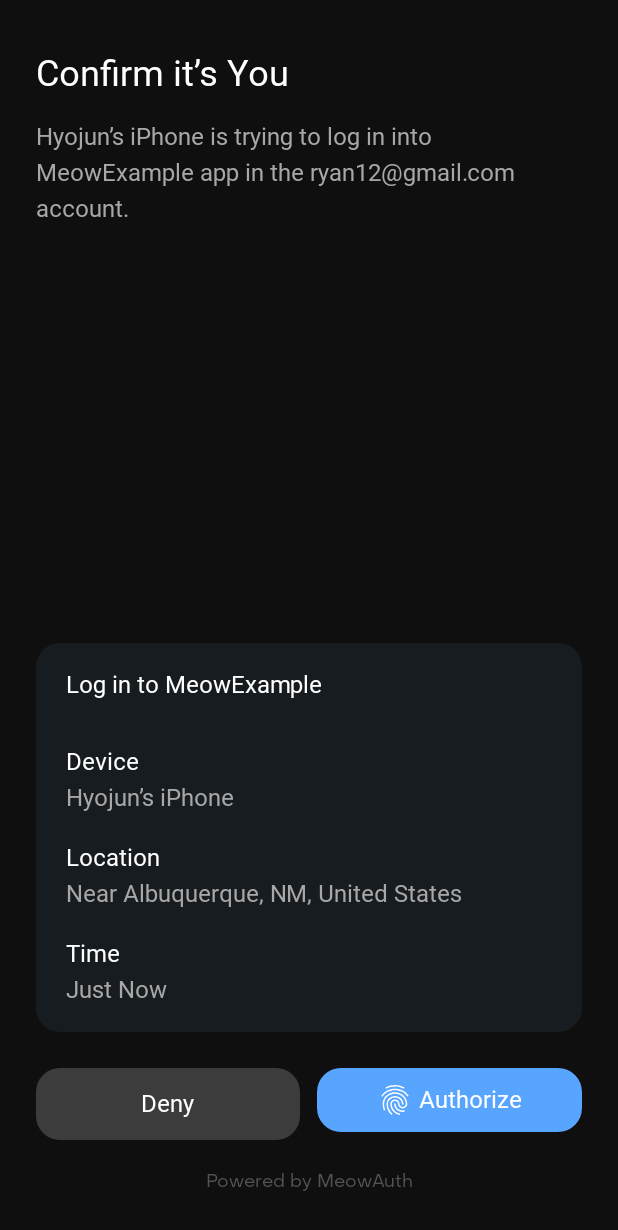
After one commit to meowauth/android-sdk, an Android app built with Jetpack Compose: the TFALoginActivity screen opened directly, with no data from a screen before it, on a phone screen of 412 x 824 dp. The commit adds this screen. Shown: the top 1230 px of the screen. Run offline under Robolectric (Android 15) with nearby library versions, the phone set to English and light mode, and no system bars; Roboto replaces fonts that are not available here.

Commit message:
feat: add 2fa confirm screen

```diff
--- a/app/src/main/AndroidManifest.xml
+++ b/app/src/main/AndroidManifest.xml
@@ -2,7 +2,7 @@
 <manifest xmlns:android="http://schemas.android.com/apk/res/android"
           xmlns:tools="http://schemas.android.com/tools">
 
-    <uses-permission android:name="android.permission.INTERNET" />
+    <uses-permission android:name="android.permission.INTERNET"/>
 
     <application
             android:allowBackup="true"
@@ -31,6 +31,8 @@
         </activity>
 
         <activity android:name=".MainActivity"/>
+        <activity android:name=".TFATransactionActivity"/>
+        <activity android:name=".TFALoginActivity"/>
     </application>
 
 </manifest>
--- /dev/null
+++ b/app/src/main/java/io/meowauth/sampleapp/TFALoginActivity.kt
@@ -0,0 +1,207 @@
+package io.meowauth.sampleapp
+
+import android.os.Bundle
+import android.view.WindowManager
+import androidx.activity.ComponentActivity
+import androidx.activity.compose.setContent
+import androidx.compose.foundation.background
+import androidx.compose.foundation.layout.Arrangement
+import androidx.compose.foundation.layout.Column
+import androidx.compose.foundation.layout.PaddingValues
+import androidx.compose.foundation.layout.Row
+import androidx.compose.foundation.layout.Spacer
+import androidx.compose.foundation.layout.fillMaxSize
+import androidx.compose.foundation.layout.fillMaxWidth
+import androidx.compose.foundation.layout.navigationBarsPadding
+import androidx.compose.foundation.layout.padding
+import androidx.compose.foundation.layout.size
+import androidx.compose.foundation.layout.statusBarsPadding
+import androidx.compose.foundation.shape.RoundedCornerShape
+import androidx.compose.material.Icon
+import androidx.compose.material.Surface
+import androidx.compose.material.Text
+import androidx.compose.runtime.remember
+import androidx.compose.ui.Modifier
+import androidx.compose.ui.draw.clip
+import androidx.compose.ui.graphics.Color
+import androidx.compose.ui.res.painterResource
+import androidx.compose.ui.text.font.FontWeight
+import androidx.compose.ui.text.style.TextAlign
+import androidx.compose.ui.unit.dp
+import androidx.compose.ui.unit.sp
+import androidx.core.view.WindowCompat
+import io.meowauth.sampleapp.ui.RandomImageUrlGenerator
+import io.meowauth.sampleapp.ui.components.MeowButton
+import io.meowauth.sampleapp.ui.theme.MeowAuthSampleTheme
+import io.meowauth.sampleapp.ui.theme.PPObjectSans
+import io.meowauth.sampleapp.ui.theme.PretendardFont
+
+class TFALoginActivity : ComponentActivity() {
+
+    override fun onCreate(savedInstanceState: Bundle?) {
+        super.onCreate(savedInstanceState)
+
+        WindowCompat.setDecorFitsSystemWindows(window, false)
+        window.setFlags(
+            WindowManager.LayoutParams.FLAG_LAYOUT_NO_LIMITS,
+            WindowManager.LayoutParams.FLAG_LAYOUT_NO_LIMITS
+        )
+        setContent {
+            MeowAuthSampleTheme {
+                val confirmImage = remember {
+                    RandomImageUrlGenerator.getRandomImageUrl()
+                }
+                val confirmProfile = remember {
+                    RandomImageUrlGenerator.getRandomImageUrl()
+                }
+
+                Surface(
+                    modifier = Modifier
+                        .fillMaxSize(),
+                    color = Color(0xFF0F0F0F),
+                ) {
+                    Column(
+                        modifier = Modifier
+                            .fillMaxSize()
+                            .statusBarsPadding()
+                            .padding(24.dp)
+                    ) {
+                        Text(
+                            text = "Confirm it’s You",
+                            fontFamily = PPObjectSans,
+                            color = Color.White,
+                            fontWeight = FontWeight.Medium,
+                            fontSize = 24.sp,
+                            letterSpacing = -(0.01).sp,
+                            modifier = Modifier.padding(top = 11.dp)
+                        )
+                        Text(
+                            text = "Hyojun’s iPhone is trying to log in into MeowExample app in the ryan12@gmail.com account.",
+                            fontFamily = PretendardFont,
+                            color = Color(0xFFA7A7A7),
+                            fontWeight = FontWeight.Normal,
+                            fontSize = 16.sp,
+                            lineHeight = 24.sp,
+                            letterSpacing = -(0.01).sp,
+                            modifier = Modifier.padding(top = 16.dp)
+                        )
+                        Spacer(modifier = Modifier.weight(1f))
+                        Column(
+                            modifier = Modifier
+                                .fillMaxWidth()
+                                .clip(RoundedCornerShape(16.dp))
+                                .background(Color(0xFF171C20))
+                                .padding(horizontal = 20.dp, vertical = 16.dp),
+                        ) {
+                            Text(
+                                text = "Log in to MeowExample",
+                                fontFamily = PPObjectSans,
+                                color = Color.White,
+                                fontWeight = FontWeight.Medium,
+                                fontSize = 16.sp,
+                                letterSpacing = -(0.01).sp,
+                            )
+                            Text(
+                                text = "Device",
+                                fontFamily = PretendardFont,
+                                color = Color.White,
+                                fontWeight = FontWeight.Medium,
+                                fontSize = 16.sp,
+                                letterSpacing = -(0.01).sp,
+                                modifier = Modifier.padding(top = 27.dp),
+                            )
+                            Text(
+                                text = "Hyojun’s iPhone",
+                                fontFamily = PretendardFont,
+                                color = Color(0xFFA7A7A7),
+                                fontWeight = FontWeight.Normal,
+                                fontSize = 16.sp,
+                                letterSpacing = -(0.01).sp,
+                            )
+                            Text(
+                                text = "Location",
+                                fontFamily = PretendardFont,
+                                color = Color.White,
+                                fontWeight = FontWeight.Medium,
+                                fontSize = 16.sp,
+                                letterSpacing = -(0.01).sp,
+                                modifier = Modifier.padding(top = 16.dp),
+                            )
+                            Text(
+                                text = "Near Albuquerque, NM, United States",
+                                fontFamily = PretendardFont,
+                                color = Color(0xFFA7A7A7),
+                                fontWeight = FontWeight.Normal,
+                                fontSize = 16.sp,
+                                letterSpacing = -(0.01).sp,
+                            )
+                            Text(
+                                text = "Time",
+                                fontFamily = PretendardFont,
+                                color = Color.White,
+                                fontWeight = FontWeight.Medium,
+                                fontSize = 16.sp,
+                                letterSpacing = -(0.01).sp,
+                                modifier = Modifier.padding(top = 16.dp),
+                            )
+                            Text(
+                                text = "Just Now",
+                                fontFamily = PretendardFont,
+                                color = Color(0xFFA7A7A7),
+                                fontWeight = FontWeight.Normal,
+                                fontSize = 16.sp,
+                                letterSpacing = -(0.01).sp,
+                            )
+                        }
+                        Row(
+                            horizontalArrangement = Arrangement.spacedBy(11.dp),
+                            modifier = Modifier.padding(top = 24.dp)
+                        ) {
+                            MeowButton(
+                                label = "Deny",
+                                backgroundColor = Color(0xFF3C3C3C),
+                                labelColor = Color.White,
+                                contentPadding = PaddingValues(vertical = 12.dp),
+                                onClick = {},
+                                modifier = Modifier
+                                    .weight(1f)
+                            )
+                            MeowButton(
+                                label = "Authorize",
+                                backgroundColor = Color(0xFF58A5FF),
+                                labelColor = Color.White,
+                                contentPadding = PaddingValues(vertical = 9.dp),
+                                icon = {
+                                    Icon(
+                                        painter = painterResource(id = R.drawable.icon_fingerprint),
+                                        contentDescription = null,
+                                        tint = Color.White,
+                                        modifier = Modifier.size(24.dp),
+                                    )
+                                },
+                                iconSpacing = 4.dp,
+                                onClick = {},
+                                modifier = Modifier
+                                    .weight(1f)
+                            )
+                        }
+                        Text(
+                            text = "Powered by MeowAuth",
+                            fontFamily = PPObjectSans,
+                            color = Color(0xFF545454),
+                            fontWeight = FontWeight.Normal,
+                            fontSize = 12.sp,
+                            letterSpacing = (-0.01).sp,
+                            textAlign = TextAlign.Center,
+                            modifier = Modifier
+                                .fillMaxWidth()
+                                .navigationBarsPadding()
+                                .padding(top = 16.dp)
+                        )
+                    }
+                }
+            }
+
+        }
+    }
+}
```
Also changed, not shown: app/src/main/java/io/meowauth/sampleapp/MainActivity.kt (+5 -2 lines), app/src/main/java/io/meowauth/sampleapp/TFATransactionActivity.kt (added, +234 -0 lines).
